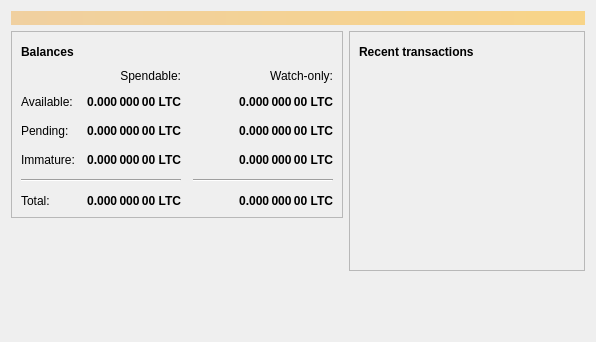
The window that src/qt/forms/overviewpage.ui (lubosz/litecoin) describes before a commit, drawn with Qt 5.
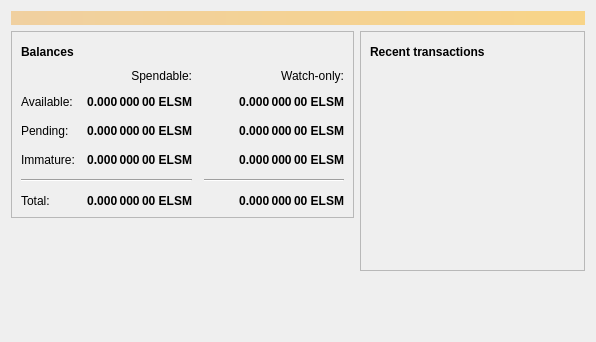
The same window after the commit. Icons and pictures are not drawn.

Commit message: rename: LTC to ELSM.

```diff
--- a/src/qt/forms/overviewpage.ui
+++ b/src/qt/forms/overviewpage.ui
@@ -129,7 +129,7 @@
                <string>Unconfirmed transactions to watch-only addresses</string>
               </property>
               <property name="text">
-               <string notr="true">0.000 000 00 LTC</string>
+               <string notr="true">0.000 000 00 ELSM</string>
               </property>
               <property name="alignment">
                <set>Qt::AlignRight|Qt::AlignTrailing|Qt::AlignVCenter</set>
@@ -154,7 +154,7 @@
                <string>Total of transactions that have yet to be confirmed, and do not yet count toward the spendable balance</string>
               </property>
               <property name="text">
-               <string notr="true">0.000 000 00 LTC</string>
+               <string notr="true">0.000 000 00 ELSM</string>
               </property>
               <property name="alignment">
                <set>Qt::AlignRight|Qt::AlignTrailing|Qt::AlignVCenter</set>
@@ -179,7 +179,7 @@
                <string>Mined balance in watch-only addresses that has not yet matured</string>
               </property>
               <property name="text">
-               <string notr="true">0.000 000 00 LTC</string>
+               <string notr="true">0.000 000 00 ELSM</string>
               </property>
               <property name="alignment">
                <set>Qt::AlignRight|Qt::AlignTrailing|Qt::AlignVCenter</set>
@@ -237,7 +237,7 @@
                <string>Mined balance that has not yet matured</string>
               </property>
               <property name="text">
-               <string notr="true">0.000 000 00 LTC</string>
+               <string notr="true">0.000 000 00 ELSM</string>
               </property>
               <property name="alignment">
                <set>Qt::AlignRight|Qt::AlignTrailing|Qt::AlignVCenter</set>
@@ -282,7 +282,7 @@
                <string>Your current total balance</string>
               </property>
               <property name="text">
-               <string notr="true">0.000 000 00 LTC</string>
+               <string notr="true">0.000 000 00 ELSM</string>
               </property>
               <property name="alignment">
                <set>Qt::AlignRight|Qt::AlignTrailing|Qt::AlignVCenter</set>
@@ -307,7 +307,7 @@
                <string>Current total balance in watch-only addresses</string>
               </property>
               <property name="text">
-               <string notr="true">0.000 000 00 LTC</string>
+               <string notr="true">0.000 000 00 ELSM</string>
               </property>
               <property name="alignment">
                <set>Qt::AlignRight|Qt::AlignTrailing|Qt::AlignVCenter</set>
@@ -349,7 +349,7 @@
                <string>Your current spendable balance</string>
               </property>
               <property name="text">
-               <string notr="true">0.000 000 00 LTC</string>
+               <string notr="true">0.000 000 00 ELSM</string>
               </property>
               <property name="alignment">
                <set>Qt::AlignRight|Qt::AlignTrailing|Qt::AlignVCenter</set>
@@ -374,7 +374,7 @@
                <string>Your current balance in watch-only addresses</string>
               </property>
               <property name="text">
-               <string notr="true">0.000 000 00 LTC</string>
+               <string notr="true">0.000 000 00 ELSM</string>
               </property>
               <property name="alignment">
                <set>Qt::AlignRight|Qt::AlignTrailing|Qt::AlignVCenter</set>
```
The commit also changes 9 other files.
